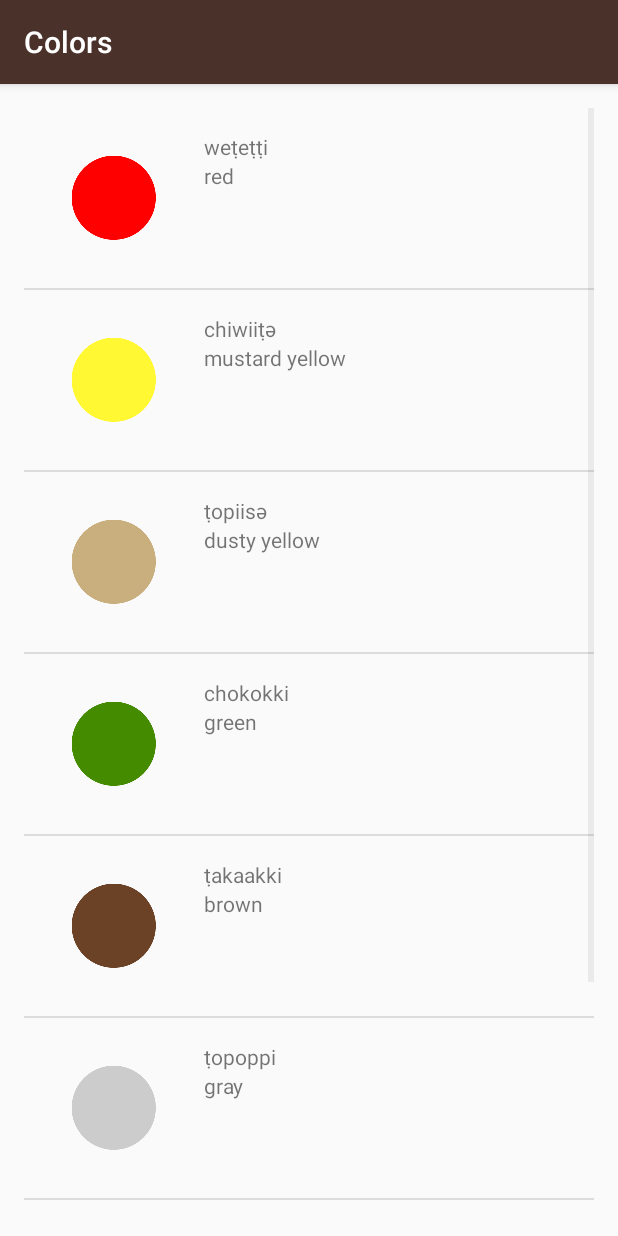
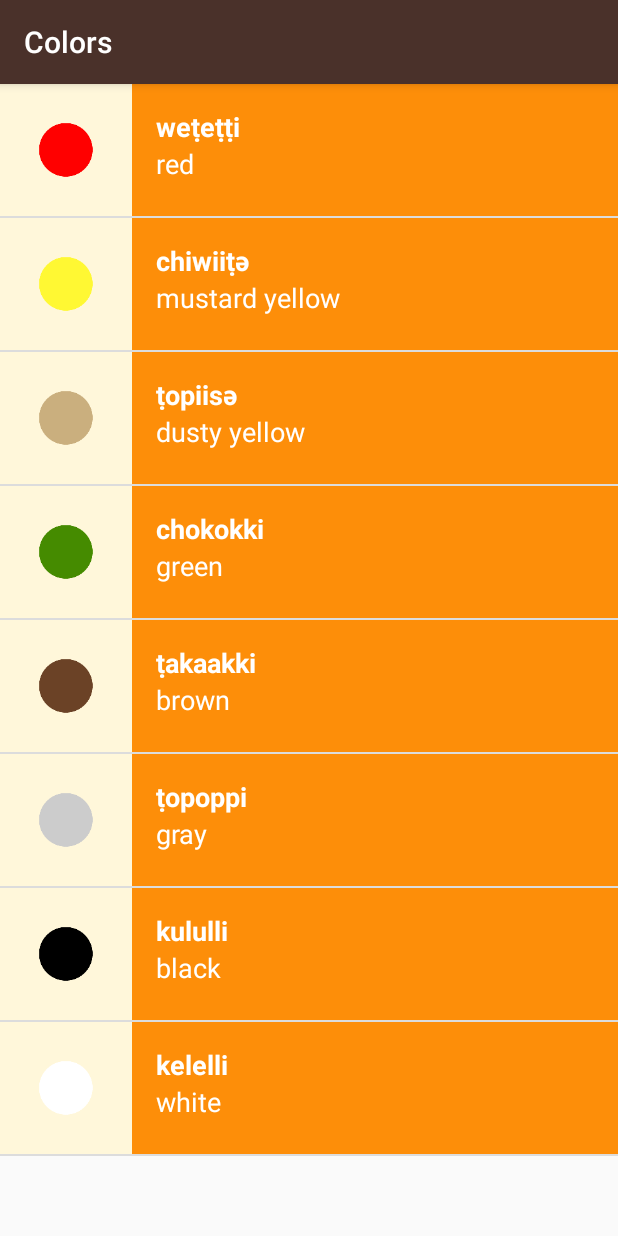
Before and after one commit to cperalt06/ud839_Miwok_Tutorial, an Android app: the ColorsActivity screen opened directly, with no data from a screen before it, on a phone screen of 412 x 824 dp. Run offline under Robolectric (Android 15) with nearby library versions, the phone set to English and light mode, and no system bars.

Commit message:
Template to polish the app

```diff
--- a/app/src/main/res/layout/list_item.xml
+++ b/app/src/main/res/layout/list_item.xml
@@ -17,23 +17,27 @@
 <LinearLayout xmlns:android="http://schemas.android.com/apk/res/android"
               xmlns:app="http://schemas.android.com/apk/res-auto"
               xmlns:tools="http://schemas.android.com/tools"
-    android:layout_width="match_parent"
-    android:layout_height="match_parent"
-    android:orientation="horizontal"
-    android:padding="16dp">
+              android:layout_width="match_parent"
+              android:layout_height="88dp"
+              android:background="@color/category_numbers"
+              android:orientation="horizontal">
 
 
     <ImageView
         android:id="@+id/image"
-        android:layout_width="wrap_content"
-        android:layout_height="wrap_content"
-        app:srcCompat="@mipmap/ic_launcher"
-        android:contentDescription="TODO"/>
+        android:layout_width="88dp"
+        android:layout_height="88dp"
+        android:background="#FFF7DA"
+        android:contentDescription="TODO"
+        android:paddingBottom="16dp"
+        android:paddingTop="16dp"
+        app:srcCompat="@mipmap/ic_launcher"/>
 
     <LinearLayout
         android:layout_width="match_parent"
-        android:layout_height="wrap_content"
+        android:layout_height="match_parent"
         android:orientation="vertical"
+        android:padding="16dp"
         android:paddingLeft="16dp"
         android:paddingRight="16dp">
 
@@ -41,12 +45,18 @@
             android:id="@+id/miwok_text_view"
             android:layout_width="match_parent"
             android:layout_height="wrap_content"
-            tools:text="lutti" />
+            android:textColor="#FFFFFF"
+            android:textSize="18sp"
+            android:textStyle="bold"
+            tools:text="lutti"/>
+
         <TextView
             android:id="@+id/default_text_view"
             android:layout_width="match_parent"
             android:layout_height="wrap_content"
-            tools:text="one" />
+            android:textColor="#FFFFFF"
+            android:textSize="18sp"
+            tools:text="one"/>
     </LinearLayout>
 
 </LinearLayout>
--- a/app/src/main/res/layout/word_list.xml
+++ b/app/src/main/res/layout/word_list.xml
@@ -18,8 +18,4 @@
     android:id="@+id/list"
     android:orientation="vertical"
     android:layout_width="match_parent"
-    android:layout_height="match_parent"
-    android:paddingBottom="@dimen/activity_vertical_margin"
-    android:paddingLeft="@dimen/activity_horizontal_margin"
-    android:paddingRight="@dimen/activity_horizontal_margin"
-    android:paddingTop="@dimen/activity_vertical_margin" />
+    android:layout_height="match_parent"/>
```
